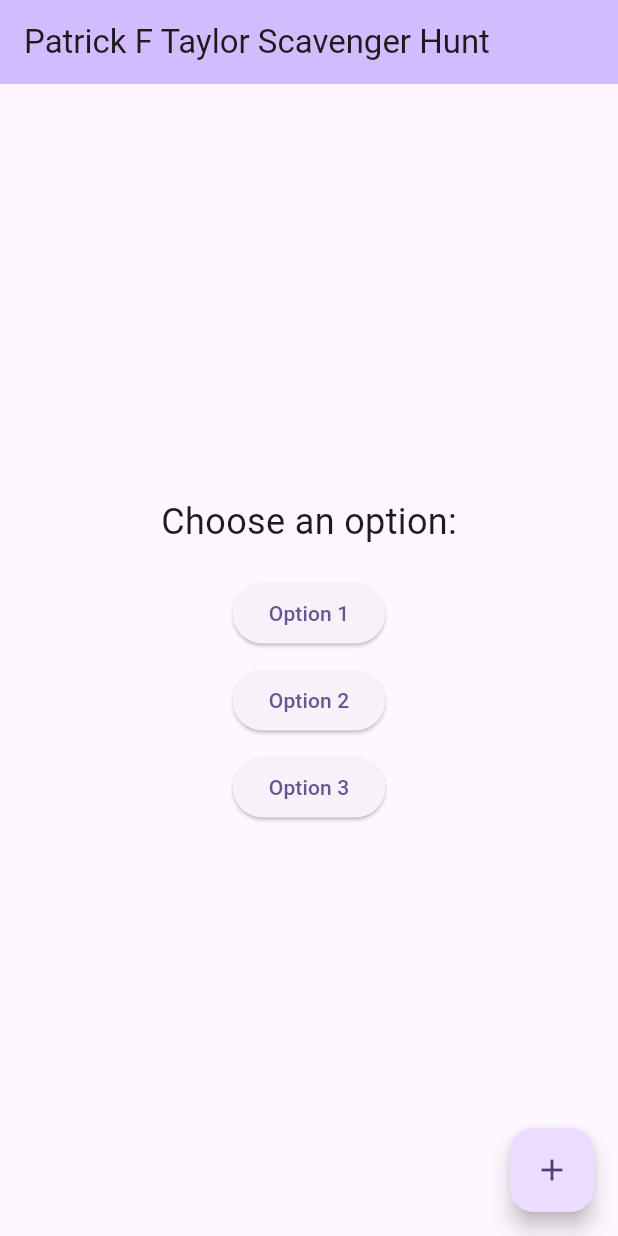
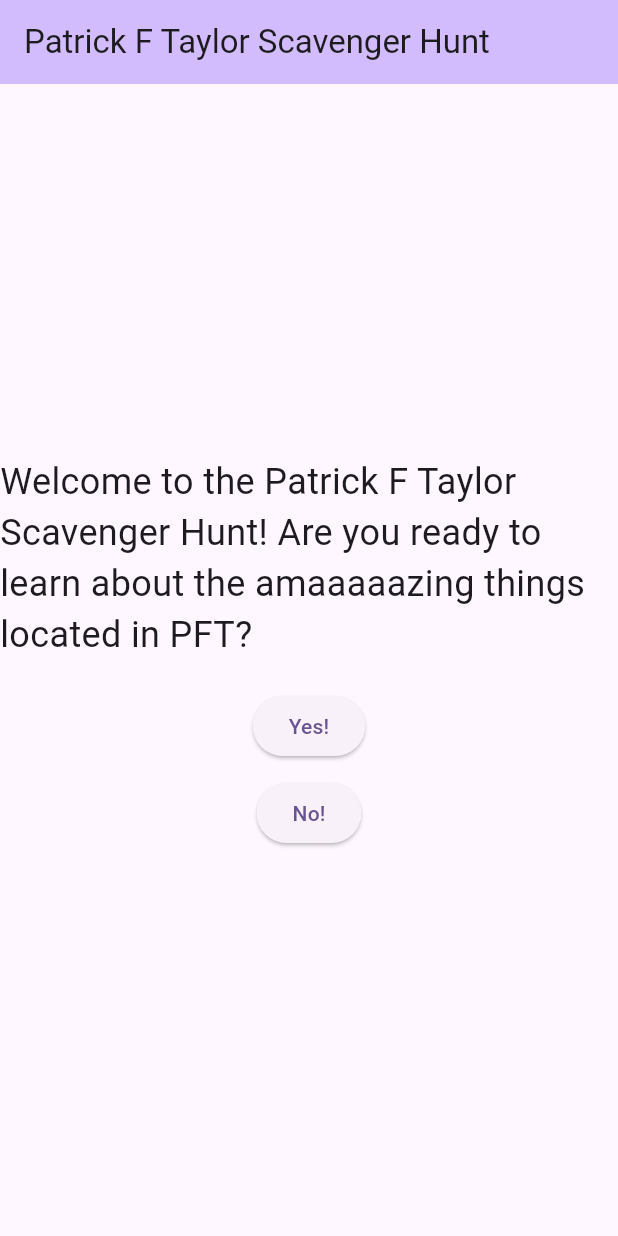
Before and after one commit to RiversDupaquier/pft_scavenger_hunt, a Flutter app: the screen it shows after launch, on a phone screen of 412 x 824 dp. Run offline on Flutter 3.47's test engine with Material 3 defaults, Android fonts, the phone set to English and light mode, and no system bars.

Commit message:
Title Page

```diff
--- a/lib/main.dart
+++ b/lib/main.dart
@@ -106,7 +106,7 @@ class _MyHomePageState extends State<MyHomePage> {
           mainAxisAlignment: MainAxisAlignment.center,
           children: <Widget>[
             const Text(
-              'Choose an option:',
+              'Welcome to the Patrick F Taylor Scavenger Hunt! Are you ready to learn about the amaaaaazing things located in PFT?',
               style: TextStyle(fontSize: 24),
             ),
             const SizedBox(height: 20),
@@ -114,30 +114,19 @@ class _MyHomePageState extends State<MyHomePage> {
               onPressed: () {
                 // Handle option 1
               },
-              child: const Text('Option 1'),
+              child: const Text('Yes!'),
             ),
             const SizedBox(height: 10),
             ElevatedButton(
               onPressed: () {
                 // Handle option 2
               },
-              child: const Text('Option 2'),
+              child: const Text('No!'),
             ),
             const SizedBox(height: 10),
-            ElevatedButton(
-              onPressed: () {
-                // Handle option 3
-              },
-              child: const Text('Option 3'),
-            ),
           ],
         ),
       ),
-      floatingActionButton: FloatingActionButton(
-        onPressed: _incrementCounter,
-        tooltip: 'Increment',
-        child: const Icon(Icons.add),
-      ), // This trailing comma makes auto-formatting nicer for build methods.
     );
   }
 }
```
